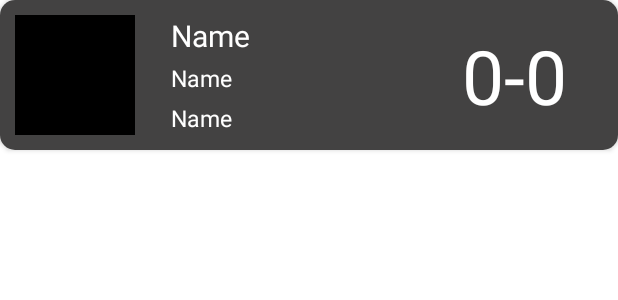
After one commit to bobdickens/InfoCrew, an Android app: the layout result_item.xml on its own in the app's theme, with its tools: preview values and no code run, on a phone screen of 412 x 824 dp. The commit adds this screen. Shown: the top 300 px of the screen. Run offline under Robolectric (Android 15) with nearby library versions, the phone set to English and light mode, and no system bars.

Commit message:
item results complited

```diff
--- a/app/src/main/res/layout/fragment_results.xml
+++ b/app/src/main/res/layout/fragment_results.xml
@@ -1,14 +1,16 @@
 <?xml version="1.0" encoding="utf-8"?>
-<FrameLayout xmlns:android="http://schemas.android.com/apk/res/android"
+<androidx.constraintlayout.widget.ConstraintLayout xmlns:android="http://schemas.android.com/apk/res/android"
     xmlns:tools="http://schemas.android.com/tools"
     android:layout_width="match_parent"
     android:layout_height="match_parent"
-    tools:context=".screens.ResultsFragment">
+    tools:context=".screens.ResultsFragment"
+    android:background="@color/tint">
+    <androidx.recyclerview.widget.RecyclerView
+        android:layout_width="match_parent"
+        android:layout_height="match_parent">
 
-    <!-- TODO: Update blank fragment layout -->
-    <TextView
-        android:layout_width="match_parent"
-        android:layout_height="match_parent"
-        android:text="@string/hello_blank_fragment" />
+    </androidx.recyclerview.widget.RecyclerView>
 
-</FrameLayout>
+
+
+</androidx.constraintlayout.widget.ConstraintLayout>
--- /dev/null
+++ b/app/src/main/res/layout/result_item.xml
@@ -0,0 +1,94 @@
+<?xml version="1.0" encoding="utf-8"?>
+<androidx.cardview.widget.CardView xmlns:android="http://schemas.android.com/apk/res/android"
+    xmlns:tools="http://schemas.android.com/tools"
+    android:layout_width="match_parent"
+    android:layout_height="100dp"
+    xmlns:app="http://schemas.android.com/apk/res-auto"
+    app:cardCornerRadius="10dp">
+
+    <androidx.constraintlayout.widget.ConstraintLayout
+        android:layout_width="match_parent"
+        android:layout_height="match_parent"
+        android:background="@color/tint_avangard"
+        android:padding="10dp">
+
+        <TextView
+            android:id="@+id/tv_current2"
+            android:layout_width="wrap_content"
+            android:layout_height="wrap_content"
+            android:layout_marginEnd="24dp"
+            android:text="0"
+            android:textColor="@color/white"
+            android:textSize="50sp"
+            app:layout_constraintBottom_toBottomOf="parent"
+            app:layout_constraintEnd_toEndOf="parent"
+            app:layout_constraintTop_toTopOf="parent" />
+
+        <TextView
+            android:id="@+id/tv_current_slash"
+            android:layout_width="wrap_content"
+            android:layout_height="wrap_content"
+            android:text="@string/slash"
+            android:textColor="@color/white"
+            android:textSize="50sp"
+            app:layout_constraintBottom_toBottomOf="@+id/tv_current2"
+            app:layout_constraintEnd_toStartOf="@+id/tv_current2"
+            app:layout_constraintTop_toTopOf="@+id/tv_current2" />
+
+        <TextView
+            android:id="@+id/tv_current1"
+            android:layout_width="wrap_content"
+            android:layout_height="wrap_content"
+            android:text="0"
+            android:textColor="@color/white"
+            android:textSize="50sp"
+            app:layout_constraintBottom_toBottomOf="@+id/tv_current_slash"
+            app:layout_constraintEnd_toStartOf="@+id/tv_current_slash"
+            app:layout_constraintTop_toTopOf="@+id/tv_current_slash" />
+
+        <TextView
+            android:id="@+id/tv_legaue"
+            android:layout_width="wrap_content"
+            android:layout_height="wrap_content"
+            android:layout_marginTop="4dp"
+            android:text="@string/name"
+            android:textColor="@color/white"
+            android:textSize="15sp"
+            app:layout_constraintStart_toStartOf="@+id/tv_name_crew"
+            app:layout_constraintTop_toBottomOf="@+id/tv_name_crew" />
+
+        <TextView
+            android:id="@+id/tv_date"
+            android:layout_width="wrap_content"
+            android:layout_height="wrap_content"
+            android:layout_marginTop="4dp"
+            android:text="@string/name"
+            android:textColor="@color/white"
+            android:textSize="15sp"
+            app:layout_constraintBottom_toBottomOf="@+id/image_logo"
+            app:layout_constraintStart_toStartOf="@+id/tv_legaue"
+            app:layout_constraintTop_toBottomOf="@+id/tv_legaue" />
+
+        <TextView
+            android:id="@+id/tv_name_crew"
+            android:layout_width="wrap_content"
+            android:layout_height="wrap_content"
+            android:layout_marginStart="24dp"
+            android:text="@string/name"
+            android:textColor="@color/white"
+            android:textSize="20sp"
+            app:layout_constraintStart_toEndOf="@+id/image_logo"
+            app:layout_constraintTop_toTopOf="@+id/image_logo" />
+
+        <ImageView
+            android:id="@+id/image_logo"
+            android:layout_width="80dp"
+            android:layout_height="80dp"
+            android:background="@color/black"
+            app:layout_constraintBottom_toBottomOf="parent"
+            app:layout_constraintStart_toStartOf="parent"
+            app:layout_constraintTop_toTopOf="parent"></ImageView>
+
+
+    </androidx.constraintlayout.widget.ConstraintLayout>
+</androidx.cardview.widget.CardView>
--- a/app/src/main/res/values/strings.xml
+++ b/app/src/main/res/values/strings.xml
@@ -15,4 +15,5 @@
     <string name="manager">Manager</string>
     <string name="owner">Owner</string>
     <string name="chairman">Chairman</string>
+    <string name="slash">-</string>
 </resources>
```
